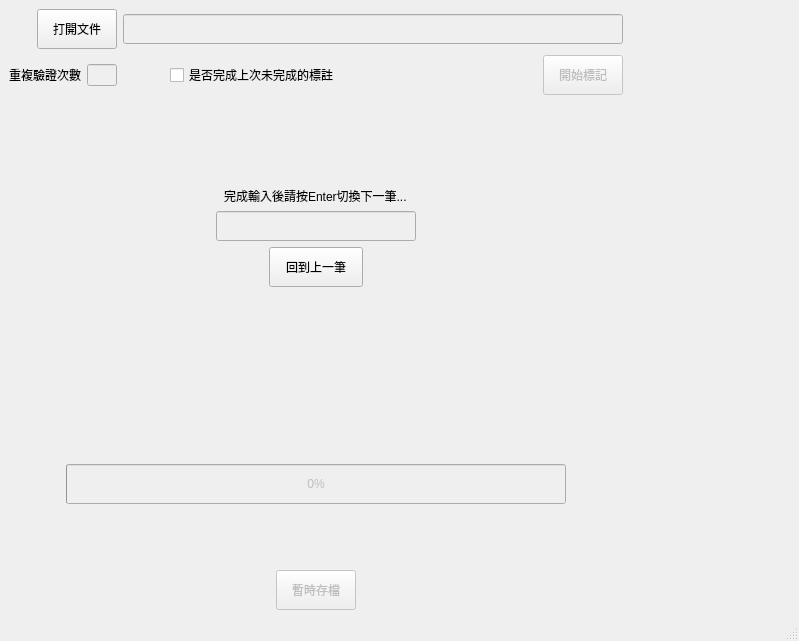
Before: the Qt Designer form MainWindow.ui in zhongyinhei/captcha-label-tool, drawn with Qt 5.
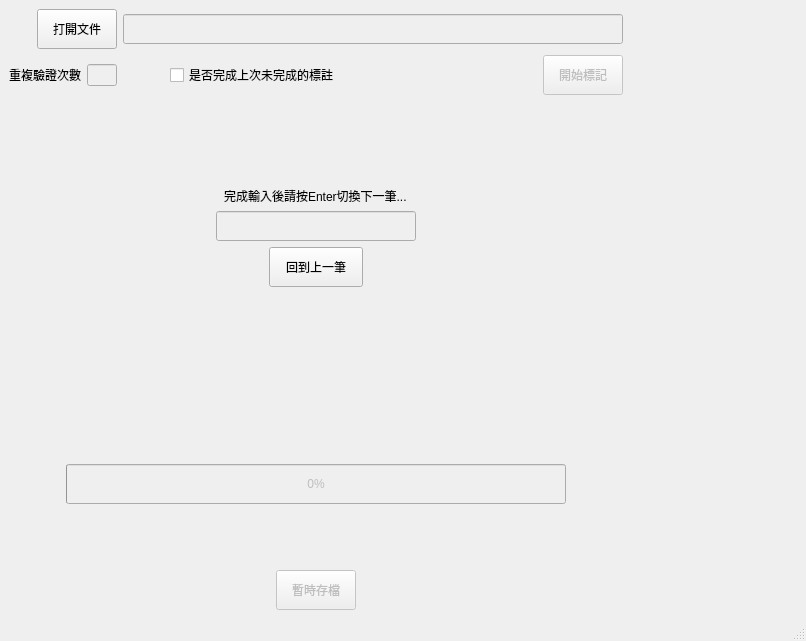
After: the same form once the commit is applied.

Patch:
```diff
--- a/MainWindow.ui
+++ b/MainWindow.ui
@@ -6,7 +6,7 @@
    <rect>
     <x>0</x>
     <y>0</y>
-    <width>799</width>
+    <width>806</width>
     <height>641</height>
    </rect>
   </property>
```
Left out of the diff: 2 changed lines with no effect on the pictures.
